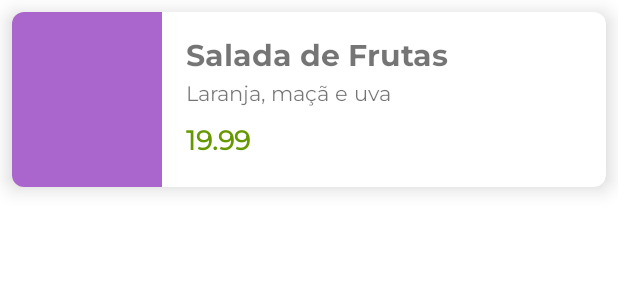
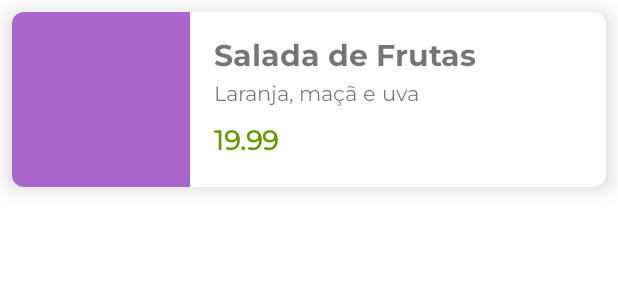
Before and after one commit to marceloviana1991/lista-de-produtos-kotlin-android, an Android app: the layout adapter_produto_item.xml on its own in the app's theme, with its tools: preview values and no code run, on a phone screen of 412 x 824 dp. Shown: the top 300 px of the screen. Run offline under Robolectric (Android 15) with nearby library versions, the phone set to English and light mode, and no system bars.

Commit message:
guide line

```diff
--- a/app/src/main/res/layout/adapter_produto_item.xml
+++ b/app/src/main/res/layout/adapter_produto_item.xml
@@ -22,7 +22,7 @@
             android:textSize="20sp"
             android:textStyle="bold"
             app:layout_constraintEnd_toEndOf="parent"
-            app:layout_constraintStart_toEndOf="@+id/image_view_adapter_produto_item"
+            app:layout_constraintStart_toStartOf="@+id/guide_line_adapter_produto_item"
             app:layout_constraintTop_toTopOf="parent"
             tools:text="Salada de Frutas" />
 
@@ -37,7 +37,7 @@
             android:fontFamily="@font/montserrat"
             android:textSize="14sp"
             app:layout_constraintEnd_toEndOf="parent"
-            app:layout_constraintStart_toEndOf="@+id/image_view_adapter_produto_item"
+            app:layout_constraintStart_toStartOf="@+id/guide_line_adapter_produto_item"
             app:layout_constraintTop_toBottomOf="@+id/text_view_nome_adapter_produto_item"
             tools:text="Laranja, maçã e uva" />
 
@@ -51,7 +51,7 @@
             android:ellipsize="end"
             android:maxLines="1"
             android:textStyle="bold"
-            app:layout_constraintStart_toEndOf="@+id/image_view_adapter_produto_item"
+            app:layout_constraintStart_toStartOf="@+id/guide_line_adapter_produto_item"
             app:layout_constraintTop_toBottomOf="@+id/text_view_descricao_adapter_produto_item"
             app:layout_constraintEnd_toEndOf="parent"
             app:layout_constraintBottom_toBottomOf="parent"
@@ -63,15 +63,25 @@
 
         <ImageView
             android:id="@+id/image_view_adapter_produto_item"
-            android:layout_width="100dp"
+            android:layout_width="0dp"
             android:layout_height="0dp"
             app:layout_constraintBottom_toBottomOf="parent"
             app:layout_constraintStart_toStartOf="parent"
             app:layout_constraintTop_toTopOf="parent"
+            app:layout_constraintEnd_toEndOf="@+id/guide_line_adapter_produto_item"
             android:scaleType="centerCrop"
             app:srcCompat="@android:color/holo_purple"
             tools:srcCompat="@tools:sample/backgrounds/scenic" />
 
+        <androidx.constraintlayout.widget.Guideline
+            android:layout_width="wrap_content"
+            android:layout_height="wrap_content"
+            android:orientation="vertical"
+            app:layout_constraintGuide_percent="0.3"
+            android:id="@+id/guide_line_adapter_produto_item"/>
+
+
+
 
     </androidx.constraintlayout.widget.ConstraintLayout>
 </com.google.android.material.card.MaterialCardView>
```
